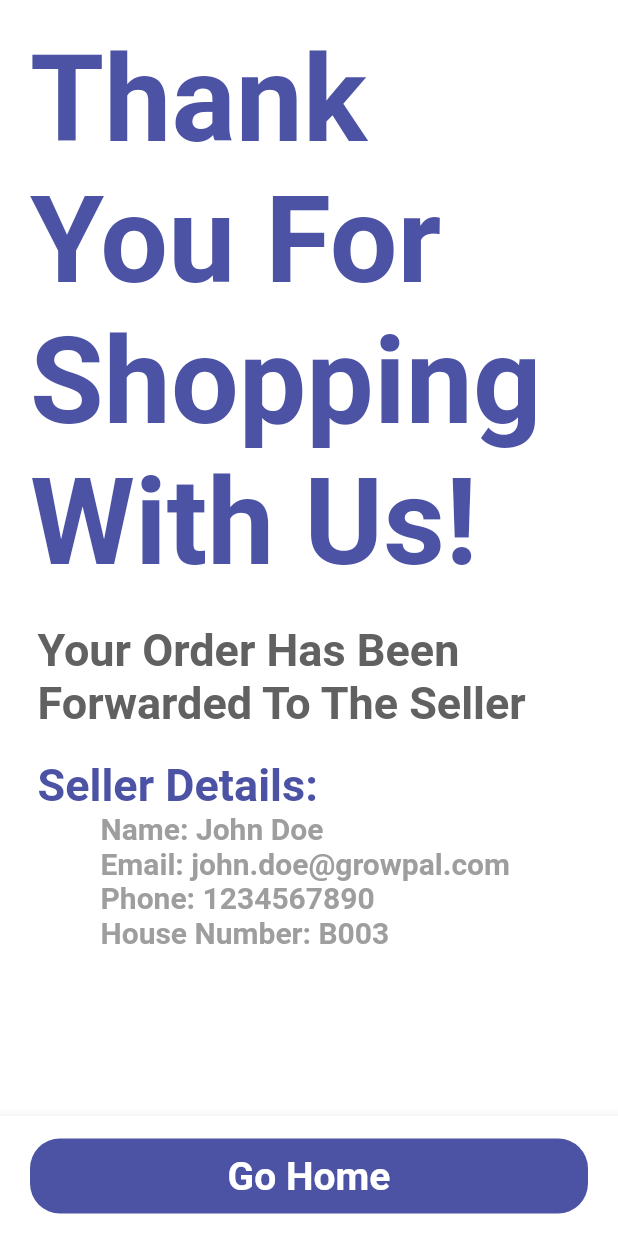
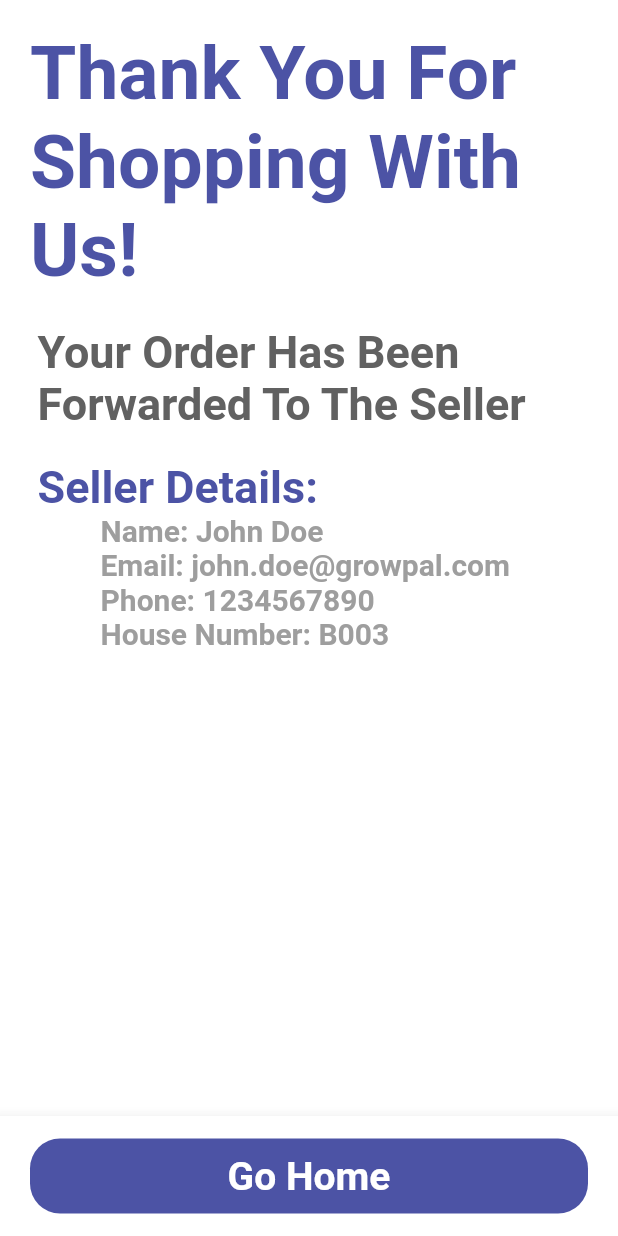
Before and after one commit to TheGrowPalProject/growpal, a Flutter app: the Checkout screen opened by its route, on a phone screen of 412 x 824 dp. Run offline on Flutter 3.47's test engine with Material 2 defaults, Android fonts, the phone set to English and light mode, and no system bars; our stand-ins replace badges, curved_navigation_bar, flutter_rating_bar; missing offline and left inert: clippy_flutter.

Commit message:
hot fixes

```diff
--- a/lib/pages/Chekout.dart
+++ b/lib/pages/Chekout.dart
@@ -20,7 +20,7 @@ class _CheckoutState extends State<Checkout> {
                 "Thank You For \nShopping With Us!",
               style: TextStyle(
                 color: Color(0xFF4C53A5),
-                fontSize: 80,
+                fontSize: 50,
                 fontWeight: FontWeight.bold,
               ),
             ),
```
Also changed, not shown: pubspec.yaml (+12 -0 lines), images/icon.png (added), pubspec.lock.
